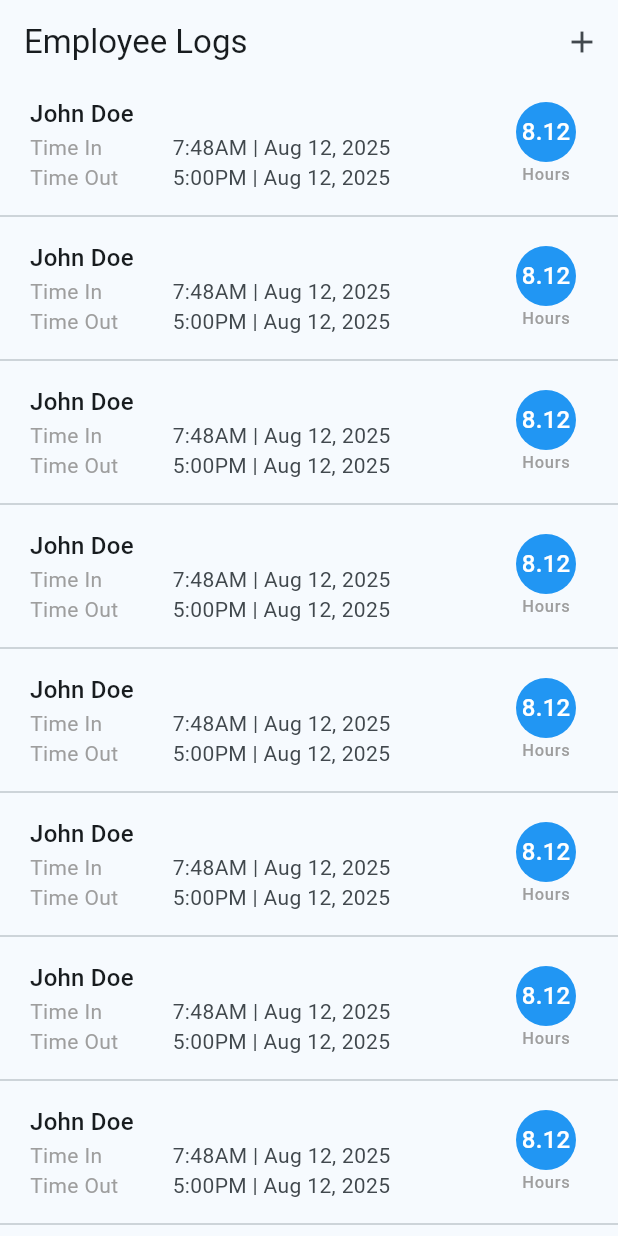
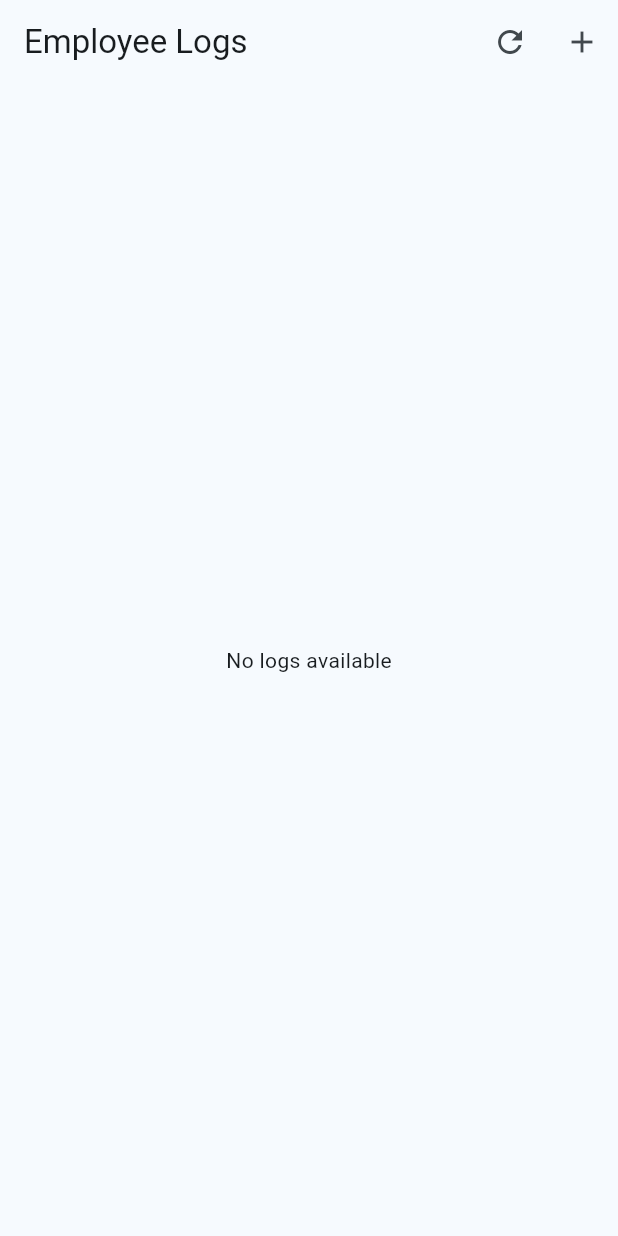
Before and after one commit to Delthoid/payroll_app_opr_test, a Flutter app: the EmployeeLogsPage screen opened by its route, on a phone screen of 412 x 824 dp. Run offline on Flutter 3.47's test engine with Material 3 defaults, Android fonts, the phone set to English and light mode, and no system bars; our stand-ins replace bloc, bloc_concurrency, equatable, flutter_bloc, get_it, go_router and 1 more; accounts and stored records are empty.

```diff
--- a/lib/data/services/sql_service.dart
+++ b/lib/data/services/sql_service.dart
@@ -95,7 +95,7 @@ class SqlService {
 
         await db.execute('''
           CREATE TABLE logs (
-            id TEXT PRIMARY KEY,
+            id INTEGER PRIMARY KEY AUTOINCREMENT,
             employee_id INTEGER NOT NULL,
             time_in TEXT NOT NULL,
             time_out TEXT NOT NULL,
--- a/lib/domain/entities/log.dart
+++ b/lib/domain/entities/log.dart
@@ -12,4 +12,16 @@ class Log {
     required this.timeIn,
     required this.timeOut,
   });
+
+  // Empty
+  Log.empty()
+      : id = '',
+        employee = Employee.empty(),
+        timeIn = DateTime.now(),
+        timeOut = DateTime.now();
+
+  double get hoursWorked {
+    final duration = timeOut.difference(timeIn);
+    return duration.inHours + (duration.inMinutes % 60) / 60.0;
+  }
 }
--- /dev/null
+++ b/lib/domain/use_cases/logs/add_log.dart
@@ -0,0 +1,13 @@
+import 'package:payroll_app_opr_test/core/models/api_response.dart';
+import 'package:payroll_app_opr_test/domain/entities/log.dart';
+import 'package:payroll_app_opr_test/domain/repositories/logs_repository.dart';
+
+class AddLog {
+  final LogsRepository _logsRepository;
+
+  AddLog(this._logsRepository);
+
+  Future<ApiResponse<Log>> call({required Log log}) async {
+    return await _logsRepository.insertLog(log: log);
+  }
+}
--- /dev/null
+++ b/lib/domain/use_cases/logs/get_logs.dart
@@ -0,0 +1,13 @@
+import 'package:payroll_app_opr_test/core/models/api_response.dart';
+import 'package:payroll_app_opr_test/domain/entities/log.dart';
+import 'package:payroll_app_opr_test/domain/repositories/logs_repository.dart';
+
+class GetLogs {
+  final LogsRepository _logsRepository;
+
+  GetLogs(this._logsRepository);
+
+  Future<ApiResponse<List<Log>>> call() async {
+    return await _logsRepository.getLogs();
+  }
+}
--- a/lib/main.dart
+++ b/lib/main.dart
@@ -3,6 +3,7 @@ import 'package:flutter_bloc/flutter_bloc.dart';
 import 'package:payroll_app_opr_test/core/bloc_observer.dart';
 import 'package:payroll_app_opr_test/di.dart';
 import 'package:payroll_app_opr_test/presentation/auth/bloc/auth_bloc.dart';
+import 'package:payroll_app_opr_test/presentation/employee_logs/bloc/employee_logs_bloc.dart';
 import 'package:payroll_app_opr_test/presentation/employee_logs/pages/bloc/log_bloc.dart';
 import 'package:payroll_app_opr_test/presentation/employees/bloc/employees_bloc.dart';
 import 'package:payroll_app_opr_test/presentation/employees/pages/employee/bloc/employee_bloc.dart';
@@ -30,6 +31,7 @@ class MyApp extends StatelessWidget {
         BlocProvider(create: (context) => HomePageCubit()),
         BlocProvider(create: (context) => EmployeesBloc()..add(LoadEmployeesEvent())),
         BlocProvider(create: (context) => EmployeeBloc()),
+        BlocProvider(create: (context) => EmployeeLogsBloc()..add(const LoadEmployeeLogs())),
         BlocProvider(create: (context) => LogBloc()),
       ],
       child: MaterialApp.router(
--- a/lib/presentation/employee_logs/bloc/employee_logs_event.dart
+++ b/lib/presentation/employee_logs/bloc/employee_logs_event.dart
@@ -13,3 +13,21 @@ final class LoadEmployeeLogs extends EmployeeLogsEvent {
   @override
   List<Object?> get props => [];
 }
+
+final class UpdateLocalLogs extends EmployeeLogsEvent {
+  final Log log;
+
+  const UpdateLocalLogs(this.log);
+
+  @override
+  List<Object?> get props => [log];
+}
+
+final class AddLocalLog extends EmployeeLogsEvent {
+  final Log log;
+
+  const AddLocalLog(this.log);
+
+  @override
+  List<Object?> get props => [log];
+}
--- a/lib/presentation/employee_logs/bloc/employee_logs_state.dart
+++ b/lib/presentation/employee_logs/bloc/employee_logs_state.dart
@@ -12,7 +12,7 @@ final class EmployeeLogsInitial extends EmployeeLogsState {}
 final class EmployeeLogsLoading extends EmployeeLogsState {}
 
 final class EmployeeLogsLoaded extends EmployeeLogsState {
-  final List<Employee> logs;
+  final List<Log> logs;
   final Employee? selectedEmployee;
 
   const EmployeeLogsLoaded(this.logs, {this.selectedEmployee});
@@ -20,3 +20,12 @@ final class EmployeeLogsLoaded extends EmployeeLogsState {
   @override
   List<Object?> get props => [logs, selectedEmployee];
 }
+
+final class EmployeeLogsError extends EmployeeLogsState {
+  final String message;
+
+  const EmployeeLogsError({required this.message});
+
+  @override
+  List<Object?> get props => [message];
+}
--- a/lib/presentation/employee_logs/pages/bloc/log_event.dart
+++ b/lib/presentation/employee_logs/pages/bloc/log_event.dart
@@ -17,3 +17,12 @@ class LoadLogs extends LogEvent {
   @override
   List<Object?> get props => [selectedEmployee, timeInDate, timeOutDate];
 }
+
+class AddLogEvent extends LogEvent {
+  final LogDto log;
+
+  const AddLogEvent(this.log);
+
+  @override
+  List<Object?> get props => [log];
+}
--- a/lib/presentation/employee_logs/pages/bloc/log_state.dart
+++ b/lib/presentation/employee_logs/pages/bloc/log_state.dart
@@ -17,3 +17,27 @@ final class LogInitial extends LogState {
   @override
   List<Object?> get props => [selectedEmployee, timeInDate, timeOutDate];
 }
+
+final class LogLoading extends LogInitial {
+  const LogLoading({
+    super.selectedEmployee,
+    super.timeInDate,
+    super.timeOutDate,
+  });
+}
+
+final class LogSuccess extends LogState {
+  final String message;
+  final Log log;
+
+  const LogSuccess({required this.message, required this.log});
+}
+
+final class LogError extends LogInitial {
+  final String message;
+
+  const LogError({required this.message, super.selectedEmployee, super.timeInDate, super.timeOutDate});
+
+  @override
+  List<Object?> get props => [message , selectedEmployee, timeInDate, timeOutDate];
+}
--- a/lib/presentation/employee_logs/pages/employee_logs_page.dart
+++ b/lib/presentation/employee_logs/pages/employee_logs_page.dart
@@ -1,5 +1,9 @@
 import 'package:flutter/material.dart';
+import 'package:flutter_bloc/flutter_bloc.dart';
 import 'package:go_router/go_router.dart';
+import 'package:payroll_app_opr_test/core/utils/formatters.dart';
+import 'package:payroll_app_opr_test/core/widgets/error_container.dart';
+import 'package:payroll_app_opr_test/presentation/employee_logs/bloc/employee_logs_bloc.dart';
 import 'package:payroll_app_opr_test/router/router.dart';
 
 class EmployeeLogsPage extends StatefulWidget {
@@ -17,6 +21,9 @@ class _EmployeeLogsPageState extends State<EmployeeLogsPage> {
       appBar: AppBar(
         title: const Text('Employee Logs'),
         actions: [
+          IconButton(onPressed: () {
+            context.read<EmployeeLogsBloc>().add(LoadEmployeeLogs());
+          }, icon: const Icon(Icons.refresh)),
           IconButton(
             icon: const Icon(Icons.add),
             onPressed: () {
@@ -25,40 +32,75 @@ class _EmployeeLogsPageState extends State<EmployeeLogsPage> {
           ),
         ],
       ),
-      body: ListView.separated(
+      body: BlocConsumer<EmployeeLogsBloc, EmployeeLogsState>(
+        listener: (context, state) {
+          // TODO: implement listener
+        },
+        builder: (context, state) {
+          if (state is EmployeeLogsLoading) {
+            return const Center(child: CircularProgressIndicator());
+          }
+
+          if (state is EmployeeLogsError) {
+            return Center(
+              child: ErrorContainer(errorMessage: state.message),
+            );
+          }
+
+          if (state is EmployeeLogsLoaded) {
+
+            if (state.logs.isEmpty) {
+              return const Center(child: Text('No logs available'));
+            }
+
+            return ListView.separated(
               itemBuilder: (context, index) {
+                final log = state.logs[index];
                 return Padding(
                   padding: const EdgeInsets.symmetric(horizontal: 4.0),
                   child: ListTile(
-              title: Text('John Doe', style: theme.textTheme.titleMedium),
-              trailing: Column(
-                children: [
-                  CircleAvatar(
-                    backgroundColor: Colors.blue,
+                    title: Text('${log.employee.firstName} ${log.employee.lastName}', style: theme.textTheme.titleMedium),
+                    trailing: Container(
+                            decoration: BoxDecoration(
+                              color: theme.colorScheme.primary,
+                              borderRadius: BorderRadius.circular(8.0),
+                            ),
+                            child: Padding(
+                              padding: const EdgeInsets.all(8.0),
                               child: Text(
-                      '8.12',
+                                '${log.hoursWorked} hrs',
                                 style: TextStyle(color: Colors.white),
                               ),
                             ),
-                  Text('Hours', style: TextStyle(color: Colors.grey)),
-                ],
                           ),
                     subtitle: Column(
+                      crossAxisAlignment: CrossAxisAlignment.start,
                       children: [
-
                         Row(
                           children: [
-                      SizedBox(width: 75, child: Text('Time In', style: TextStyle(color: Colors.grey))),
+                            SizedBox(
+                              width: 75,
+                              child: Text(
+                                'Time In',
+                                style: TextStyle(color: Colors.grey),
+                              ),
+                            ),
                             const SizedBox(width: 20),
-                      Text('7:48AM | Aug 12, 2025', style: TextStyle()),
+                            Text('${Formatters.formatTime(log.timeIn)} | ${Formatters.formatDate(log.timeIn)}', style: TextStyle()),
                           ],
                         ),
 
                         Row(
                           children: [
-                      SizedBox(width: 75, child: Text('Time Out', style: TextStyle(color: Colors.grey))),
+                            SizedBox(
+                              width: 75,
+                              child: Text(
+                                'Time Out',
+                                style: TextStyle(color: Colors.grey),
+                              ),
+                            ),
                             const SizedBox(width: 20),
-                      Text('5:00PM | Aug 12, 2025', style: TextStyle()),
+                            Text('${Formatters.formatTime(log.timeOut)} | ${Formatters.formatDate(log.timeOut)}', style: TextStyle()),
                           ],
                         ),
                       ],
@@ -67,7 +109,12 @@ class _EmployeeLogsPageState extends State<EmployeeLogsPage> {
                 );
               },
               separatorBuilder: (context, index) => const Divider(),
-        itemCount: 10,
+              itemCount: state.logs.length,
+            );
+          }
+
+          return const Center(child: Text('No logs available'));
+        },
       ),
     );
   }
```
Also changed, not shown: lib/data/dto/log/log_dto.dart (+9 -1 lines), lib/data/repositories/logs_repository_impl.dart (added, +45 -0 lines), lib/data/services/logs_service.dart (added, +108 -0 lines), lib/di.dart (+14 -0 lines), lib/domain/repositories/logs_repository.dart (added, +9 -0 lines), lib/domain/use_cases/logs/delete_log.dart (added, +13 -0 lines), lib/domain/use_cases/logs/update_log.dart (added, +13 -0 lines), lib/presentation/employee_logs/bloc/employee_logs_bloc.dart (+45 -0 lines), lib/presentation/employee_logs/pages/bloc/log_bloc.dart (+47 -7 lines), lib/presentation/employee_logs/pages/create_log.dart (+40 -6 lines). Lines whose indentation alone changed are shown as unchanged.
